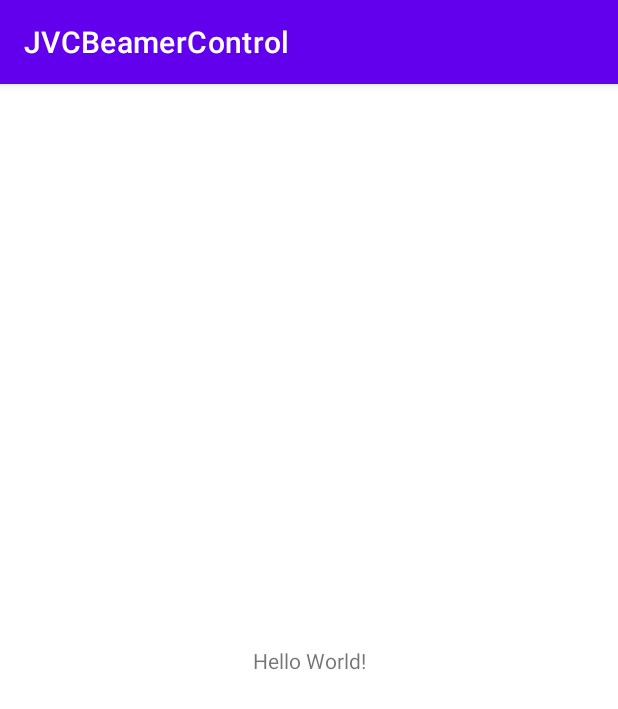
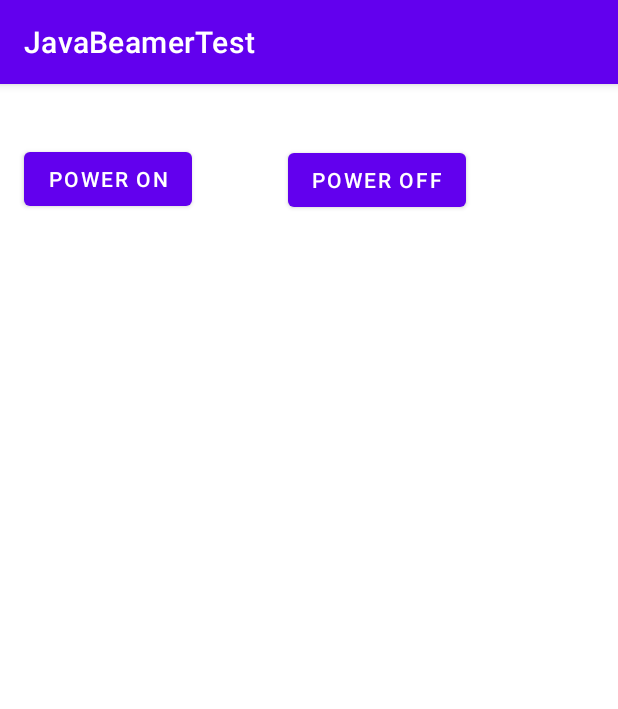
Before and after one commit to LaUs3r/JVCBeamerControl, an Android app: the screen it shows after launch (MainActivity), on a phone screen of 412 x 824 dp. Shown: the top 709 px of the screen. Run offline under Robolectric (Android 15) with nearby library versions, the phone set to English and light mode, and no system bars.

Commit message:
Initial working beamer control

```diff
--- a/app/src/main/AndroidManifest.xml
+++ b/app/src/main/AndroidManifest.xml
@@ -1,6 +1,9 @@
 <?xml version="1.0" encoding="utf-8"?>
 <manifest xmlns:android="http://schemas.android.com/apk/res/android"
     xmlns:tools="http://schemas.android.com/tools">
+    <uses-permission android:name="android.permission.ACCESS_NETWORK_STATE" />
+    <uses-permission android:name="android.permission.ACCESS_WIFI_STATE" />
+    <uses-permission android:name="android.permission.INTERNET"/>
 
     <application
         android:allowBackup="true"
@@ -10,7 +13,7 @@
         android:label="@string/app_name"
         android:roundIcon="@mipmap/ic_launcher_round"
         android:supportsRtl="true"
-        android:theme="@style/Theme.JVCBeamerControl"
+        android:theme="@style/Theme.JavaBeamerTest"
         tools:targetApi="31">
         <activity
             android:name=".MainActivity"
--- a/app/src/main/res/layout/activity_main.xml
+++ b/app/src/main/res/layout/activity_main.xml
@@ -6,13 +6,25 @@
     android:layout_height="match_parent"
     tools:context=".MainActivity">
 
-    <TextView
+    <Button
+        android:id="@+id/power_on"
         android:layout_width="wrap_content"
         android:layout_height="wrap_content"
-        android:text="Hello World!"
-        app:layout_constraintBottom_toBottomOf="parent"
-        app:layout_constraintEnd_toEndOf="parent"
+        android:layout_marginStart="16dp"
+        android:layout_marginTop="39dp"
+        android:onClick="power_on"
+        android:text="Power ON"
         app:layout_constraintStart_toStartOf="parent"
         app:layout_constraintTop_toTopOf="parent" />
 
+    <Button
+        android:id="@+id/power_off"
+        android:layout_width="wrap_content"
+        android:layout_height="wrap_content"
+        android:layout_marginTop="40dp"
+        android:layout_marginEnd="101dp"
+        android:text="POWER OFF"
+        android:onClick="power_off"
+        app:layout_constraintEnd_toEndOf="parent"
+        app:layout_constraintTop_toTopOf="parent" />
 </androidx.constraintlayout.widget.ConstraintLayout>
--- a/app/src/main/res/values-night/themes.xml
+++ b/app/src/main/res/values-night/themes.xml
@@ -1,6 +1,6 @@
 <resources xmlns:tools="http://schemas.android.com/tools">
     <!-- Base application theme. -->
-    <style name="Theme.JVCBeamerControl" parent="Theme.MaterialComponents.DayNight.DarkActionBar">
+    <style name="Theme.JavaBeamerTest" parent="Theme.MaterialComponents.DayNight.DarkActionBar">
         <!-- Primary brand color. -->
         <item name="colorPrimary">@color/purple_200</item>
         <item name="colorPrimaryVariant">@color/purple_700</item>
--- a/app/src/main/res/values/strings.xml
+++ b/app/src/main/res/values/strings.xml
@@ -1,3 +1,3 @@
 <resources>
-    <string name="app_name">JVCBeamerControl</string>
+    <string name="app_name">JavaBeamerTest</string>
 </resources>
--- a/app/src/main/res/values/themes.xml
+++ b/app/src/main/res/values/themes.xml
@@ -1,6 +1,6 @@
 <resources xmlns:tools="http://schemas.android.com/tools">
     <!-- Base application theme. -->
-    <style name="Theme.JVCBeamerControl" parent="Theme.MaterialComponents.DayNight.DarkActionBar">
+    <style name="Theme.JavaBeamerTest" parent="Theme.MaterialComponents.DayNight.DarkActionBar">
         <!-- Primary brand color. -->
         <item name="colorPrimary">@color/purple_500</item>
         <item name="colorPrimaryVariant">@color/purple_700</item>
```
Also changed, not shown: app/src/main/java/com/remotecontrol/jvcbeamercontrol/MainActivity.java (+155 -0 lines), 163 other files.
